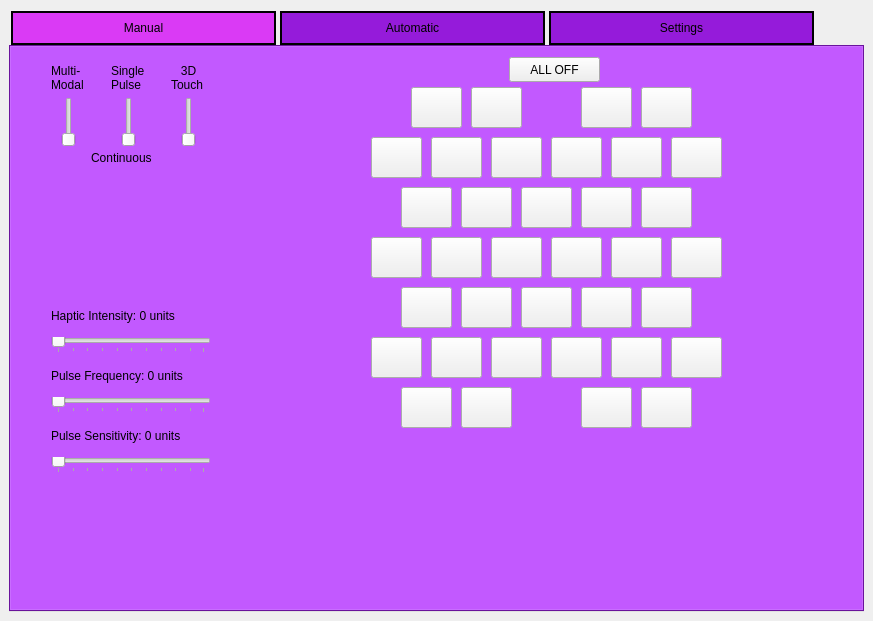
rschloen/haptic_vr, file GUI/vr_gui_layout.ui: the form before one commit.
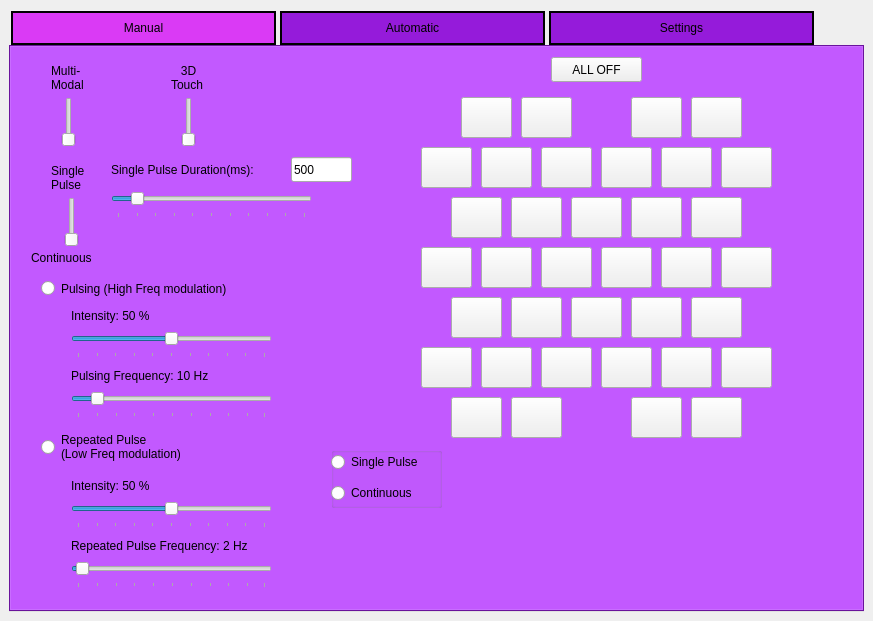
The form after the commit. The open tabs and pages were chosen to show the change. Icons and pictures are not drawn.

Commit message:
Implemented ability to set timing through GUI
Added buttons and sliders to GUI to control the various frequencies and
duty cycles for the high and low modulations. The buttons were added to
set the operation mode to one of the six available modes(single pulse,
continuous, and the two modes with high and or low frequency modulation)

Functions were added to the library to take passed values(freq, duty
cycle, time) and modes(high or low frequency), and the corresponding
variables were formatted to the correct hex string representation
 for writing commands to the board.

What changed in the file:
```diff
--- a/GUI/vr_gui_layout.ui
+++ b/GUI/vr_gui_layout.ui
@@ -99,28 +99,14 @@
          <widget class="QSlider" name="pulse_mode">
           <property name="geometry">
            <rect>
-            <x>110</x>
-            <y>50</y>
-            <width>16</width>
+            <x>50</x>
+            <y>150</y>
+            <width>21</width>
             <height>50</height>
            </rect>
           </property>
           <property name="styleSheet">
-           <string notr="true">QSlider::groove:vertical{
-	position: absolute;
-	left: 4px; right: 4px;
-}
-QSlider::add-page:vertical{
-	background: white;
-}
-QSlider::sub-page:vertical{
-	background: rgb(48, 50, 198);
-}
-QSlider::handle:vertical{
-	height: 10px;
-	margin: 0 -4px;
-	backgound: rgb(218, 58, 245);
-}</string>
+           <string notr="true"/>
           </property>
           <property name="maximum">
            <number>1</number>
@@ -148,15 +134,21 @@
          <widget class="QSlider" name="haptic_intensity">
           <property name="geometry">
            <rect>
-            <x>40</x>
-            <y>290</y>
-            <width>160</width>
-            <height>16</height>
+            <x>60</x>
+            <y>280</y>
+            <width>201</width>
+            <height>31</height>
            </rect>
           </property>
           <property name="autoFillBackground">
            <bool>false</bool>
           </property>
+          <property name="maximum">
+           <number>100</number>
+          </property>
+          <property name="sliderPosition">
+           <number>50</number>
+          </property>
           <property name="orientation">
            <enum>Qt::Horizontal</enum>
           </property>
@@ -170,8 +162,8 @@
          <widget class="QPushButton" name="Act1">
           <property name="geometry">
            <rect>
-            <x>400</x>
-            <y>40</y>
+            <x>450</x>
+            <y>50</y>
             <width>51</width>
             <height>41</height>
            </rect>
@@ -189,8 +181,8 @@
          <widget class="QPushButton" name="Act2">
           <property name="geometry">
            <rect>
-            <x>460</x>
-            <y>40</y>
+            <x>510</x>
+            <y>50</y>
             <width>51</width>
             <height>41</height>
            </rect>
@@ -233,12 +225,15 @@
          <widget class="QSlider" name="pulse_freq">
           <property name="geometry">
            <rect>
-            <x>40</x>
-            <y>350</y>
-            <width>160</width>
-            <height>16</height>
+            <x>60</x>
+            <y>340</y>
+            <width>201</width>
+            <height>31</height>
            </rect>
           </property>
+          <property name="value">
+           <number>10</number>
+          </property>
           <property name="orientation">
            <enum>Qt::Horizontal</enum>
           </property>
@@ -252,12 +247,21 @@
          <widget class="QSlider" name="pulse_sensitivity">
           <property name="geometry">
            <rect>
-            <x>40</x>
-            <y>410</y>
-            <width>160</width>
-            <height>16</height>
+            <x>100</x>
+            <y>140</y>
+            <width>201</width>
+            <height>31</height>
            </rect>
           </property>
+          <property name="maximum">
+           <number>5000</number>
+          </property>
+          <property name="singleStep">
+           <number>10</number>
+          </property>
+          <property name="value">
+           <number>500</number>
+          </property>
           <property name="orientation">
            <enum>Qt::Horizontal</enum>
           </property>
@@ -265,14 +269,14 @@
            <enum>QSlider::TicksBelow</enum>
           </property>
           <property name="tickInterval">
-           <number>10</number>
+           <number>500</number>
           </property>
          </widget>
          <widget class="QLabel" name="label_2">
           <property name="geometry">
            <rect>
-            <x>100</x>
-            <y>0</y>
+            <x>40</x>
+            <y>100</y>
             <width>67</width>
             <height>61</height>
            </rect>
@@ -285,47 +289,47 @@
          <widget class="QLabel" name="haptic_int_text">
           <property name="geometry">
            <rect>
-            <x>40</x>
+            <x>60</x>
             <y>260</y>
             <width>191</width>
             <height>17</height>
            </rect>
           </property>
           <property name="text">
-           <string>Haptic Intensity: 0 units</string>
+           <string>Intensity: 50 %</string>
           </property>
          </widget>
          <widget class="QLabel" name="pulse_freq_text">
           <property name="geometry">
            <rect>
-            <x>40</x>
+            <x>60</x>
             <y>320</y>
             <width>201</width>
             <height>17</height>
            </rect>
           </property>
           <property name="text">
-           <string>Pulse Frequency: 0 units</string>
+           <string>Pulsing Frequency: 10 Hz</string>
           </property>
          </widget>
          <widget class="QLabel" name="pulse_sens_text">
           <property name="geometry">
            <rect>
-            <x>40</x>
-            <y>380</y>
-            <width>211</width>
-            <height>17</height>
+            <x>100</x>
+            <y>110</y>
+            <width>181</width>
+            <height>25</height>
            </rect>
           </property>
           <property name="text">
-           <string>Pulse Sensitivity: 0 units</string>
+           <string>Single Pulse Duration(ms): </string>
           </property>
          </widget>
          <widget class="QPushButton" name="Act7">
           <property name="geometry">
            <rect>
-            <x>480</x>
-            <y>90</y>
+            <x>530</x>
+            <y>100</y>
             <width>51</width>
             <height>41</height>
            </rect>
@@ -340,8 +344,8 @@
          <widget class="QPushButton" name="Act3">
           <property name="geometry">
            <rect>
-            <x>570</x>
-            <y>40</y>
+            <x>620</x>
+            <y>50</y>
             <width>51</width>
             <height>41</height>
            </rect>
@@ -356,8 +360,8 @@
          <widget class="QPushButton" name="Act9">
           <property name="geometry">
            <rect>
-            <x>600</x>
-            <y>90</y>
+            <x>650</x>
+            <y>100</y>
             <width>51</width>
             <height>41</height>
            </rect>
@@ -372,8 +376,8 @@
          <widget class="QPushButton" name="Act4">
           <property name="geometry">
            <rect>
-            <x>630</x>
-            <y>40</y>
+            <x>680</x>
+            <y>50</y>
             <width>51</width>
             <height>41</height>
            </rect>
@@ -388,8 +392,8 @@
          <widget class="QPushButton" name="Act6">
           <property name="geometry">
            <rect>
-            <x>420</x>
-            <y>90</y>
+            <x>470</x>
+            <y>100</y>
             <width>51</width>
             <height>41</height>
            </rect>
@@ -404,8 +408,8 @@
          <widget class="QPushButton" name="Act12">
           <property name="geometry">
            <rect>
-            <x>450</x>
-            <y>140</y>
+            <x>500</x>
+            <y>150</y>
             <width>51</width>
             <height>41</height>
            </rect>
@@ -423,8 +427,8 @@
          <widget class="QPushButton" name="Act8">
           <property name="geometry">
            <rect>
-            <x>540</x>
-            <y>90</y>
+            <x>590</x>
+            <y>100</y>
             <width>51</width>
             <height>41</height>
            </rect>
@@ -439,8 +443,8 @@
          <widget class="QPushButton" name="Act36">
           <property name="geometry">
            <rect>
-            <x>630</x>
-            <y>340</y>
+            <x>680</x>
+            <y>350</y>
             <width>51</width>
             <height>41</height>
            </rect>
@@ -455,8 +459,8 @@
          <widget class="QPushButton" name="Act5">
           <property name="geometry">
            <rect>
-            <x>360</x>
-            <y>90</y>
+            <x>410</x>
+            <y>100</y>
             <width>51</width>
             <height>41</height>
            </rect>
@@ -471,8 +475,8 @@
          <widget class="QPushButton" name="Act14">
           <property name="geometry">
            <rect>
-            <x>570</x>
-            <y>140</y>
+            <x>620</x>
+            <y>150</y>
             <width>51</width>
             <height>41</height>
            </rect>
@@ -487,8 +491,8 @@
          <widget class="QPushButton" name="Act10">
           <property name="geometry">
            <rect>
-            <x>660</x>
-            <y>90</y>
+            <x>710</x>
+            <y>100</y>
             <width>51</width>
             <height>41</height>
            </rect>
@@ -503,8 +507,8 @@
          <widget class="QPushButton" name="Act35">
           <property name="geometry">
            <rect>
-            <x>570</x>
-            <y>340</y>
+            <x>620</x>
+            <y>350</y>
             <width>51</width>
             <height>41</height>
            </rect>
@@ -519,8 +523,8 @@
          <widget class="QPushButton" name="Act11">
           <property name="geometry">
            <rect>
-            <x>390</x>
-            <y>140</y>
+            <x>440</x>
+            <y>150</y>
             <width>51</width>
             <height>41</height>
            </rect>
@@ -535,8 +539,8 @@
          <widget class="QPushButton" name="Act13">
           <property name="geometry">
            <rect>
-            <x>510</x>
-            <y>140</y>
+            <x>560</x>
+            <y>150</y>
             <width>51</width>
             <height>41</height>
            </rect>
@@ -551,8 +555,8 @@
          <widget class="QPushButton" name="Act15">
           <property name="geometry">
            <rect>
-            <x>630</x>
-            <y>140</y>
+            <x>680</x>
+            <y>150</y>
             <width>51</width>
             <height>41</height>
            </rect>
@@ -567,8 +571,8 @@
          <widget class="QPushButton" name="Act18">
           <property name="geometry">
            <rect>
-            <x>480</x>
-            <y>190</y>
+            <x>530</x>
+            <y>200</y>
             <width>51</width>
             <height>41</height>
            </rect>
@@ -583,8 +587,8 @@
          <widget class="QPushButton" name="Act20">
           <property name="geometry">
            <rect>
-            <x>600</x>
-            <y>190</y>
+            <x>650</x>
+            <y>200</y>
             <width>51</width>
             <height>41</height>
            </rect>
@@ -599,8 +603,8 @@
          <widget class="QPushButton" name="Act17">
           <property name="geometry">
            <rect>
-            <x>420</x>
-            <y>190</y>
+            <x>470</x>
+            <y>200</y>
             <width>51</width>
             <height>41</height>
            </rect>
@@ -615,8 +619,8 @@
          <widget class="QPushButton" name="Act19">
           <property name="geometry">
            <rect>
-            <x>540</x>
-            <y>190</y>
+            <x>590</x>
+            <y>200</y>
             <width>51</width>
             <height>41</height>
            </rect>
@@ -631,8 +635,8 @@
          <widget class="QPushButton" name="Act21">
           <property name="geometry">
            <rect>
-            <x>660</x>
-            <y>190</y>
+            <x>710</x>
+            <y>200</y>
             <width>51</width>
             <height>41</height>
            </rect>
@@ -647,8 +651,8 @@
          <widget class="QPushButton" name="Act23">
           <property name="geometry">
            <rect>
-            <x>450</x>
-            <y>240</y>
+            <x>500</x>
+            <y>250</y>
             <width>51</width>
             <height>41</height>
            </rect>
@@ -663,8 +667,8 @@
          <widget class="QPushButton" name="Act25">
           <property name="geometry">
            <rect>
-            <x>570</x>
-            <y>240</y>
+            <x>620</x>
+            <y>250</y>
             <width>51</width>
             <height>41</height>
            </rect>
@@ -679,8 +683,8 @@
          <widget class="QPushButton" name="Act22">
           <property name="geometry">
            <rect>
-            <x>390</x>
-            <y>240</y>
+            <x>440</x>
+            <y>250</y>
             <width>51</width>
             <height>41</height>
            </rect>
@@ -695,8 +699,8 @@
          <widget class="QPushButton" name="Act28">
           <property name="geometry">
            <rect>
-            <x>420</x>
-            <y>290</y>
+            <x>470</x>
+            <y>300</y>
             <width>51</width>
             <height>41</height>
            </rect>
@@ -711,8 +715,8 @@
          <widget class="QPushButton" name="Act29">
           <property name="geometry">
            <rect>
-            <x>480</x>
-            <y>290</y>
+            <x>530</x>
+            <y>300</y>
             <width>51</width>
             <height>41</height>
            </rect>
@@ -727,8 +731,8 @@
          <widget class="QPushButton" name="Act24">
           <property name="geometry">
            <rect>
-            <x>510</x>
-            <y>240</y>
+            <x>560</x>
+            <y>250</y>
             <width>51</width>
             <height>41</height>
            </rect>
@@ -743,8 +747,8 @@
          <widget class="QPushButton" name="Act31">
           <property name="geometry">
            <rect>
-            <x>600</x>
-            <y>290</y>
+            <x>650</x>
+            <y>300</y>
             <width>51</width>
             <height>41</height>
            </rect>
@@ -759,8 +763,8 @@
          <widget class="QPushButton" name="Act26">
           <property name="geometry">
            <rect>
-            <x>630</x>
-            <y>240</y>
+            <x>680</x>
+            <y>250</y>
             <width>51</width>
             <height>41</height>
            </rect>
@@ -775,8 +779,8 @@
          <widget class="QPushButton" name="Act30">
           <property name="geometry">
            <rect>
-            <x>540</x>
-            <y>290</y>
+            <x>590</x>
+            <y>300</y>
             <width>51</width>
             <height>41</height>
            </rect>
@@ -791,8 +795,8 @@
          <widget class="QPushButton" name="Act32">
           <property name="geometry">
            <rect>
-            <x>660</x>
-            <y>290</y>
+            <x>710</x>
+            <y>300</y>
             <width>51</width>
             <height>41</height>
            </rect>
@@ -807,8 +811,8 @@
          <widget class="QPushButton" name="Act27">
           <property name="geometry">
            <rect>
-            <x>360</x>
-            <y>290</y>
+            <x>410</x>
+            <y>300</y>
             <width>51</width>
             <height>41</height>
            </rect>
@@ -823,8 +827,8 @@
          <widget class="QPushButton" name="Act16">
           <property name="geometry">
            <rect>
-            <x>360</x>
-            <y>190</y>
+            <x>410</x>
+            <y>200</y>
             <width>51</width>
             <height>41</height>
            </rect>
@@ -839,8 +843,8 @@
          <widget class="QPushButton" name="Act33">
           <property name="geometry">
            <rect>
-            <x>390</x>
-            <y>340</y>
+            <x>440</x>
+            <y>350</y>
             <width>51</width>
             <height>41</height>
            </rect>
@@ -855,8 +859,8 @@
          <widget class="QPushButton" name="Act34">
           <property name="geometry">
            <rect>
-            <x>450</x>
-            <y>340</y>
+            <x>500</x>
+            <y>350</y>
             <width>51</width>
             <height>41</height>
            </rect>
@@ -871,7 +875,7 @@
          <widget class="QPushButton" name="all_off">
           <property name="geometry">
            <rect>
-            <x>498</x>
+            <x>540</x>
             <y>10</y>
             <width>91</width>
             <height>25</height>
@@ -884,8 +888,8 @@
          <widget class="QLabel" name="label_4">
           <property name="geometry">
            <rect>
-            <x>80</x>
-            <y>90</y>
+            <x>20</x>
+            <y>190</y>
             <width>91</width>
             <height>41</height>
            </rect>
@@ -894,6 +898,173 @@
            <string>Continuous</string>
           </property>
          </widget>
+         <widget class="QRadioButton" name="hf_mod">
+          <property name="geometry">
+           <rect>
+            <x>30</x>
+            <y>230</y>
+            <width>241</width>
+            <height>23</height>
+           </rect>
+          </property>
+          <property name="text">
+           <string>Pulsing (High Freq modulation)</string>
+          </property>
+          <property name="autoExclusive">
+           <bool>false</bool>
+          </property>
+         </widget>
+         <widget class="QRadioButton" name="lf_mod">
+          <property name="geometry">
+           <rect>
+            <x>30</x>
+            <y>380</y>
+            <width>241</width>
+            <height>40</height>
+           </rect>
+          </property>
+          <property name="text">
+           <string>Repeated Pulse
+(Low Freq modulation)</string>
+          </property>
+          <property name="autoExclusive">
+           <bool>false</bool>
+          </property>
+         </widget>
+         <widget class="QLineEdit" name="single_pulse_dur_text">
+          <property name="geometry">
+           <rect>
+            <x>280</x>
+            <y>110</y>
+            <width>61</width>
+            <height>25</height>
+           </rect>
+          </property>
+          <property name="text">
+           <string>500</string>
+          </property>
+         </widget>
+         <widget class="QLabel" name="pulse_Lfreq_text">
+          <property name="geometry">
+           <rect>
+            <x>60</x>
+            <y>490</y>
+            <width>241</width>
+            <height>17</height>
+           </rect>
+          </property>
+          <property name="text">
+           <string>Repeated Pulse Frequency: 2 Hz</string>
+          </property>
+         </widget>
+         <widget class="QSlider" name="pulse_Lfreq">
+          <property name="geometry">
+           <rect>
+            <x>60</x>
+            <y>510</y>
+            <width>201</width>
+            <height>31</height>
+           </rect>
+          </property>
+          <property name="value">
+           <number>2</number>
+          </property>
+          <property name="orientation">
+           <enum>Qt::Horizontal</enum>
+          </property>
+          <property name="tickPosition">
+           <enum>QSlider::TicksBelow</enum>
+          </property>
+          <property name="tickInterval">
+           <number>10</number>
+          </property>
+         </widget>
+         <widget class="QGroupBox" name="groupBox">
+          <property name="geometry">
+           <rect>
+            <x>320</x>
+            <y>400</y>
+            <width>111</width>
+            <height>61</height>
+           </rect>
+          </property>
+          <property name="title">
+           <string/>
+          </property>
+          <property name="flat">
+           <bool>true</bool>
+          </property>
+          <property name="checkable">
+           <bool>false</bool>
+          </property>
+          <widget class="QWidget" name="verticalLayoutWidget">
+           <property name="geometry">
+            <rect>
+             <x>0</x>
+             <y>0</y>
+             <width>111</width>
+             <height>61</height>
+            </rect>
+           </property>
+           <layout class="QVBoxLayout" name="verticalLayout">
+            <item>
+             <widget class="QRadioButton" name="radioButton">
+              <property name="text">
+               <string>Single Pulse</string>
+              </property>
+             </widget>
+            </item>
+            <item>
+             <widget class="QRadioButton" name="radioButton_2">
+              <property name="text">
+               <string>Continuous</string>
+              </property>
+             </widget>
+            </item>
+           </layout>
+          </widget>
+         </widget>
+         <widget class="QSlider" name="l_dc">
+          <property name="geometry">
+           <rect>
+            <x>60</x>
+            <y>450</y>
+            <width>201</width>
+            <height>31</height>
+           </rect>
+          </property>
+          <property name="autoFillBackground">
+           <bool>false</bool>
+          </property>
+          <property name="maximum">
+           <number>100</number>
+          </property>
+          <property name="value">
+           <number>50</number>
+          </property>
+          <property name="orientation">
+           <enum>Qt::Horizontal</enum>
+          </property>
+          <property name="tickPosition">
+           <enum>QSlider::TicksBelow</enum>
+          </property>
+          <property name="tickInterval">
+           <number>10</number>
+          </property>
+         </widget>
+         <widget class="QLabel" name="l_dc_text">
+          <property name="geometry">
+           <rect>
+            <x>60</x>
+            <y>430</y>
+            <width>191</width>
+            <height>17</height>
+           </rect>
+          </property>
+          <property name="text">
+           <string>Intensity: 50 %</string>
+          </property>
+         </widget>
         </widget>
         <widget class="QWidget" name="Automatic">
          <attribute name="title">
```
Left out of the diff: 141 changed lines with no effect on the pictures. The commit also changes 3 other files.
